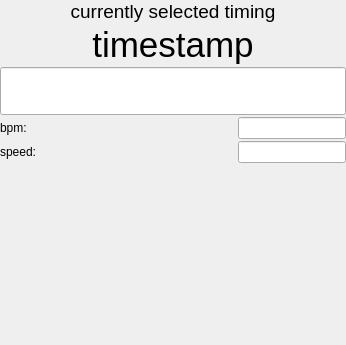
Old version of the form src/ui/infoui/metaui/editinfo/timinginfoui.ui in the repository xiangCaO233/MusicMapMaker; both pictures show x 0 to 346 and y 0 to 345 of the 346 by 543 pixel window.
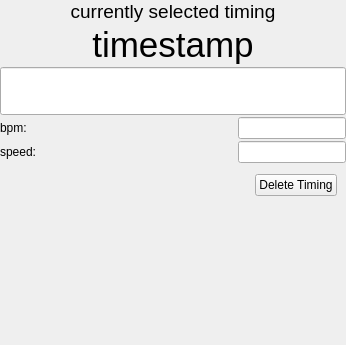
New version of the form.

What changed in the file:
```diff
--- a/src/ui/infoui/metaui/editinfo/timinginfoui.ui
+++ b/src/ui/infoui/metaui/editinfo/timinginfoui.ui
@@ -185,6 +185,32 @@
      </layout>
     </widget>
    </item>
+   <item>
+    <widget class="QWidget" name="delete_widget" native="true">
+     <layout class="QHBoxLayout" name="horizontalLayout_3">
+      <item>
+       <spacer name="horizontalSpacer_3">
+        <property name="orientation">
+         <enum>Qt::Orientation::Horizontal</enum>
+        </property>
+        <property name="sizeHint" stdset="0">
+         <size>
+          <width>224</width>
+          <height>20</height>
+         </size>
+        </property>
+       </spacer>
+      </item>
+      <item>
+       <widget class="QPushButton" name="delete_timing_button">
+        <property name="text">
+         <string>Delete Timing</string>
+        </property>
+       </widget>
+      </item>
+     </layout>
+    </widget>
+   </item>
    <item>
     <spacer name="verticalSpacer">
      <property name="orientation">
```
